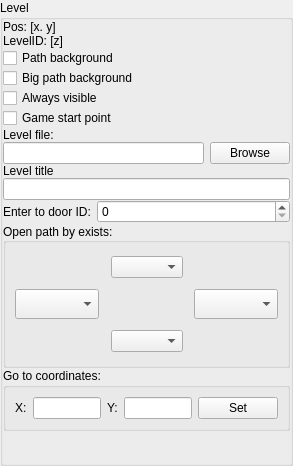
First picture: the form in Editor/main_window/dock/wld_item_props.ui, repository WohlSoft/Moondust-Project, before the edit.
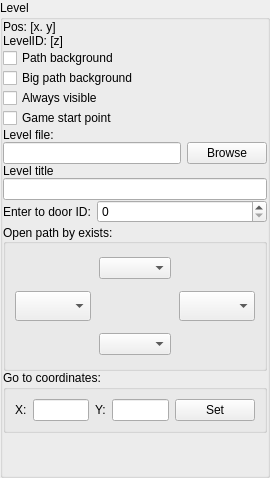
Second picture: the form after the edit. Icons and pictures are not drawn.

What changed in the file:
```diff
--- a/Editor/main_window/dock/wld_item_props.ui
+++ b/Editor/main_window/dock/wld_item_props.ui
@@ -6,8 +6,8 @@
    <rect>
     <x>0</x>
     <y>0</y>
-    <width>293</width>
-    <height>466</height>
+    <width>270</width>
+    <height>478</height>
    </rect>
   </property>
   <property name="windowIcon">
@@ -43,6 +43,9 @@
        <string>Level</string>
       </property>
       <layout class="QGridLayout" name="gridLayout_16" columnstretch="0,100,0">
+       <property name="sizeConstraint">
+        <enum>QLayout::SetMinimumSize</enum>
+       </property>
        <property name="leftMargin">
         <number>0</number>
        </property>
@@ -74,16 +77,13 @@
        </item>
        <item row="13" column="0" colspan="3">
         <widget class="QGroupBox" name="groupBox_3">
-         <property name="minimumSize">
-          <size>
-           <width>0</width>
-           <height>60</height>
-          </size>
-         </property>
          <property name="title">
           <string>Go to coordinates:</string>
          </property>
          <layout class="QHBoxLayout" name="horizontalLayout_2">
+          <property name="sizeConstraint">
+           <enum>QLayout::SetMinimumSize</enum>
+          </property>
           <item>
            <widget class="QLabel" name="label_53">
             <property name="text">
@@ -124,12 +124,6 @@
        </item>
        <item row="12" column="0" colspan="3">
         <widget class="QGroupBox" name="group_pathOpens">
-         <property name="minimumSize">
-          <size>
-           <width>0</width>
-           <height>121</height>
-          </size>
-         </property>
          <property name="maximumSize">
           <size>
            <width>16777215</width>
@@ -143,6 +137,9 @@
           <set>Qt::AlignLeading|Qt::AlignLeft|Qt::AlignVCenter</set>
          </property>
          <layout class="QGridLayout" name="gridLayout_17">
+          <property name="sizeConstraint">
+           <enum>QLayout::SetMinimumSize</enum>
+          </property>
           <item row="0" column="0" rowspan="2" colspan="3">
            <widget class="QFrame" name="frame">
             <property name="minimumSize">
```
